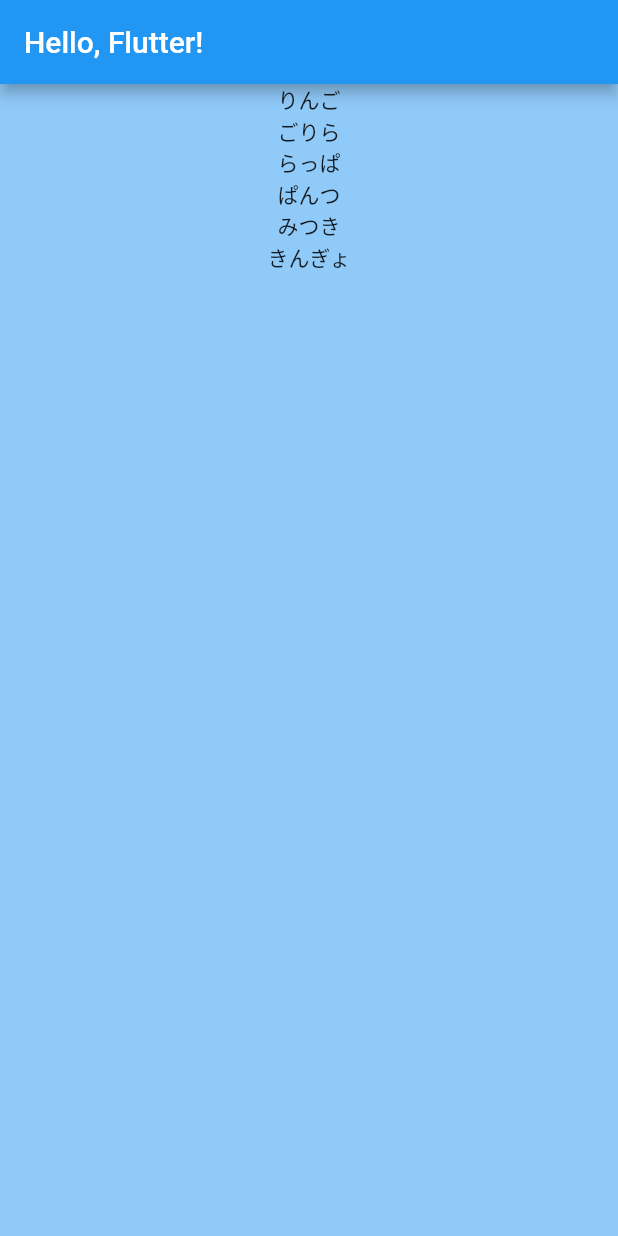
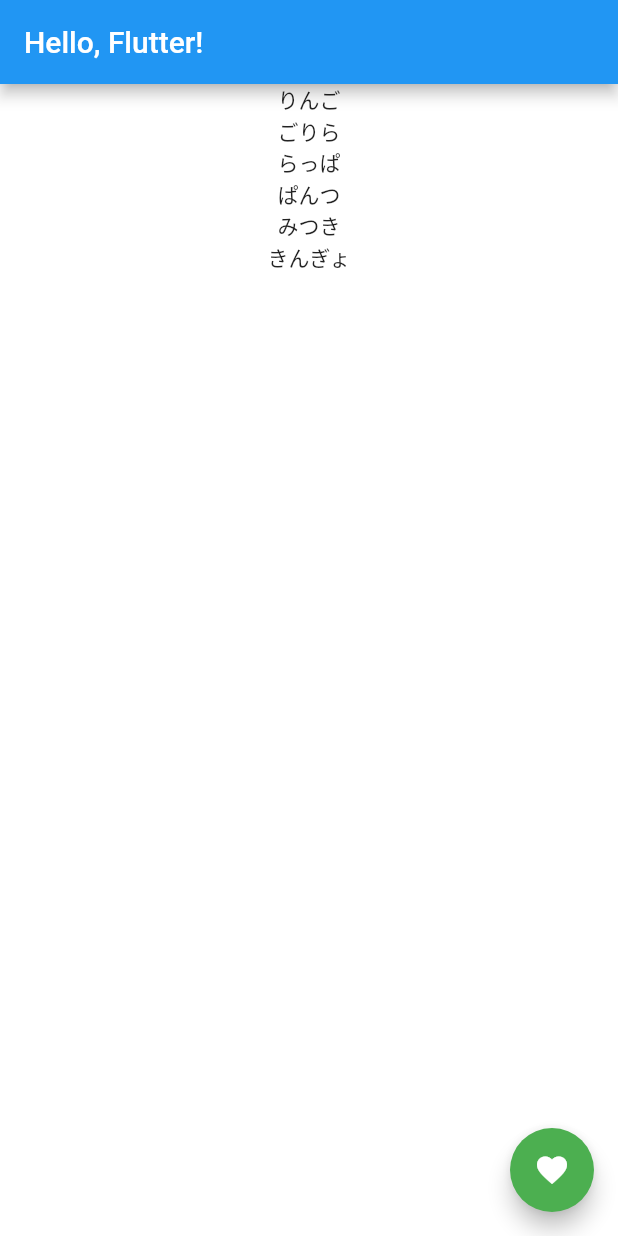
Before and after one commit to xxminamixx/FlutterTutorials, a Flutter app: the screen it shows after launch, on a phone screen of 412 x 824 dp. Run offline on Flutter 3.47's test engine with Material 2 defaults, Android fonts, the phone set to English and light mode, and no system bars; Roboto replaces fonts that are missing (Hiragino Sans).

Commit message:
* FloatingActionButtonを追加 * SnackBarを追加

```diff
--- a/lib/Home.dart
+++ b/lib/Home.dart
@@ -23,8 +23,8 @@ class HomeWidget extends StatelessWidget {
     ];
 
     var widgetList = new List<Widget>();
+    // widgetListにTextを詰め込む
     for (String value in list) {
-      // widgetListにTextを詰め込む
       widgetList.add(textWidget(value));
     }
 
@@ -38,11 +38,12 @@ class HomeWidget extends StatelessWidget {
         body: Container(
           width: size.width,
           height: size.height,
-          color: Colors.blue[200],
+          color: Colors.white,
           child: Column(
             children:widgetList
           )
-        )
+        ),
+      floatingActionButton: floatingActionButton(),
     );
   }
 
@@ -68,4 +69,33 @@ class HomeWidget extends StatelessWidget {
         style: TextStyle(fontSize: fontSize, fontFamily: "Hiragino Sans")
     );
   }
+
+  Widget rowWidget(List<Widget> widgets) {
+    return Row(
+      children: widgets
+    );
+  }
+
+  Widget floatingActionButton() {
+    return Builder(
+      builder: (context) =>
+          FloatingActionButton(
+            onPressed: () {
+              showSnackBar(context);
+            },
+            child: Icon(Icons.favorite),
+            backgroundColor: Colors.green,
+          )
+    );
+  }
+
+  /// SnackBarを表示する
+  void showSnackBar(BuildContext context) {
+    final scaffold = Scaffold.of(context);
+    scaffold.showSnackBar(
+        SnackBar(
+            content: textWidget("ボタンが押されました")
+        )
+    );
+  }
 }
```
